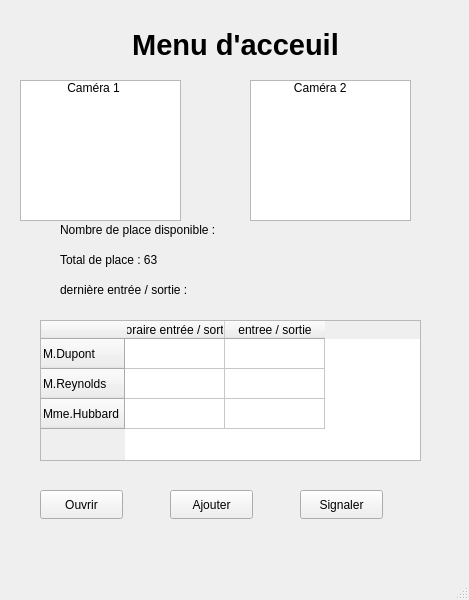
The window that Projet-IHM-Plaque/mainwindow.ui (SomeBoringNerd/ProjectBlackMirror) describes before a commit, drawn with Qt 5.
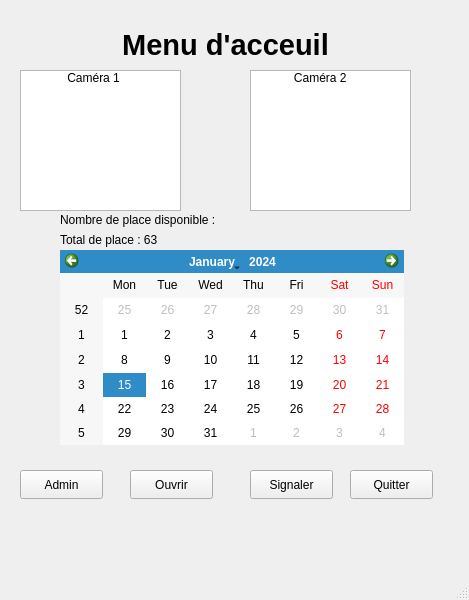
The same window after the commit. The open tabs and pages were chosen to show the change.

Commit message: Légère modification esthétique des pages + Ajout des boutons et contraintes + début initialisation base de donnée

Diff of the .ui file:
```diff
--- a/Projet-IHM-Plaque/mainwindow.ui
+++ b/Projet-IHM-Plaque/mainwindow.ui
@@ -30,21 +30,21 @@
      <widget class="QPushButton" name="pushButton_2_Ajouter_Menu">
       <property name="geometry">
        <rect>
-        <x>160</x>
-        <y>480</y>
+        <x>10</x>
+        <y>460</y>
         <width>83</width>
         <height>29</height>
        </rect>
       </property>
       <property name="text">
-       <string>Ajouter</string>
+       <string>Admin</string>
       </property>
      </widget>
      <widget class="QListWidget" name="listWidget_2">
       <property name="geometry">
        <rect>
         <x>240</x>
-        <y>70</y>
+        <y>60</y>
         <width>161</width>
         <height>141</height>
        </rect>
@@ -58,8 +58,8 @@
      <widget class="QPushButton" name="pushButton_Ouvrir_Menu">
       <property name="geometry">
        <rect>
-        <x>30</x>
-        <y>480</y>
+        <x>120</x>
+        <y>460</y>
         <width>83</width>
         <height>29</height>
        </rect>
@@ -72,7 +72,7 @@
       <property name="geometry">
        <rect>
         <x>50</x>
-        <y>210</y>
+        <y>200</y>
         <width>221</width>
         <height>20</height>
        </rect>
@@ -81,60 +81,11 @@
        <string>Nombre de place disponible :  </string>
       </property>
      </widget>
-     <widget class="QTableWidget" name="tableWidget">
-      <property name="geometry">
-       <rect>
-        <x>30</x>
-        <y>310</y>
-        <width>381</width>
-        <height>141</height>
-       </rect>
-      </property>
-      <row>
-       <property name="text">
-        <string>M.Dupont</string>
-       </property>
-      </row>
-      <row>
-       <property name="text">
-        <string>M.Reynolds</string>
-       </property>
-      </row>
-      <row>
-       <property name="text">
-        <string>Mme.Hubbard</string>
-       </property>
-      </row>
-      <column>
-       <property name="text">
-        <string>Horaire entrée / sortie</string>
-       </property>
-      </column>
-      <column>
-       <property name="text">
-        <string>entree / sortie</string>
-       </property>
-      </column>
-      <item row="0" column="0">
-       <property name="text">
-        <string/>
-       </property>
-       <property name="background">
-        <brush brushstyle="NoBrush">
-         <color alpha="255">
-          <red>255</red>
-          <green>255</green>
-          <blue>255</blue>
-         </color>
-        </brush>
-       </property>
-      </item>
-     </widget>
      <widget class="QListWidget" name="listWidget">
       <property name="geometry">
        <rect>
         <x>10</x>
-        <y>70</y>
+        <y>60</y>
         <width>161</width>
         <height>141</height>
        </rect>
@@ -145,24 +96,11 @@
        </property>
       </item>
      </widget>
-     <widget class="QLabel" name="label_2">
-      <property name="geometry">
-       <rect>
-        <x>50</x>
-        <y>270</y>
-        <width>251</width>
-        <height>20</height>
-       </rect>
-      </property>
-      <property name="text">
-       <string>dernière entrée / sortie : </string>
-      </property>
-     </widget>
      <widget class="QPushButton" name="pushButton_4_Signaler_Menu">
       <property name="geometry">
        <rect>
-        <x>290</x>
-        <y>480</y>
+        <x>240</x>
+        <y>460</y>
         <width>83</width>
         <height>29</height>
        </rect>
@@ -175,7 +113,7 @@
       <property name="geometry">
        <rect>
         <x>50</x>
-        <y>240</y>
+        <y>220</y>
         <width>141</width>
         <height>20</height>
        </rect>
@@ -187,7 +125,7 @@
      <widget class="QLabel" name="label_19">
       <property name="geometry">
        <rect>
-        <x>70</x>
+        <x>60</x>
         <y>10</y>
         <width>311</width>
         <height>51</height>
@@ -197,6 +135,29 @@
        <string>&lt;html&gt;&lt;head/&gt;&lt;body&gt;&lt;p align=&quot;center&quot;&gt;&lt;span style=&quot; font-size:22pt; font-weight:700;&quot;&gt;Menu d'acceuil&lt;/span&gt;&lt;/p&gt;&lt;/body&gt;&lt;/html&gt;</string>
       </property>
      </widget>
+     <widget class="QCalendarWidget" name="calendarWidget">
+      <property name="geometry">
+       <rect>
+        <x>50</x>
+        <y>240</y>
+        <width>344</width>
+        <height>195</height>
+       </rect>
+      </property>
+     </widget>
+     <widget class="QPushButton" name="pushButton_Quitter_Menu">
+      <property name="geometry">
+       <rect>
+        <x>340</x>
+        <y>460</y>
+        <width>83</width>
+        <height>29</height>
+       </rect>
+      </property>
+      <property name="text">
+       <string>Quitter</string>
+      </property>
+     </widget>
     </widget>
     <widget class="QWidget" name="page_2">
      <widget class="QLabel" name="label_3">
```
Left out of the diff: 35 changed lines with no effect on the pictures. The commit also changes 2 other files.
